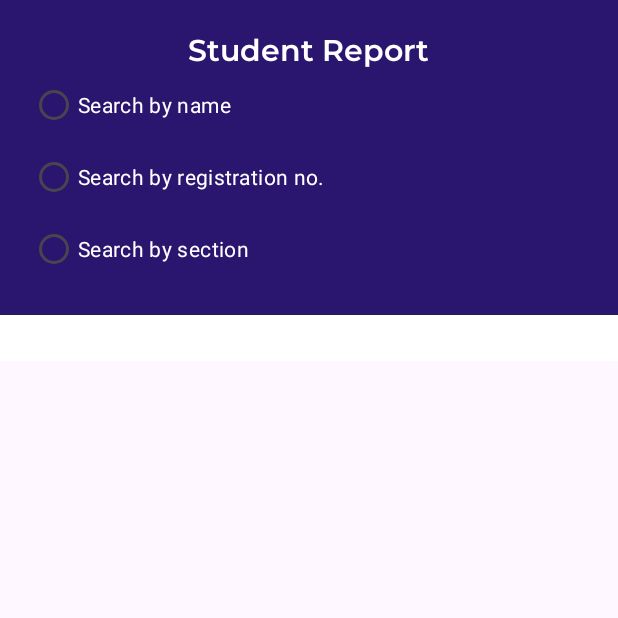
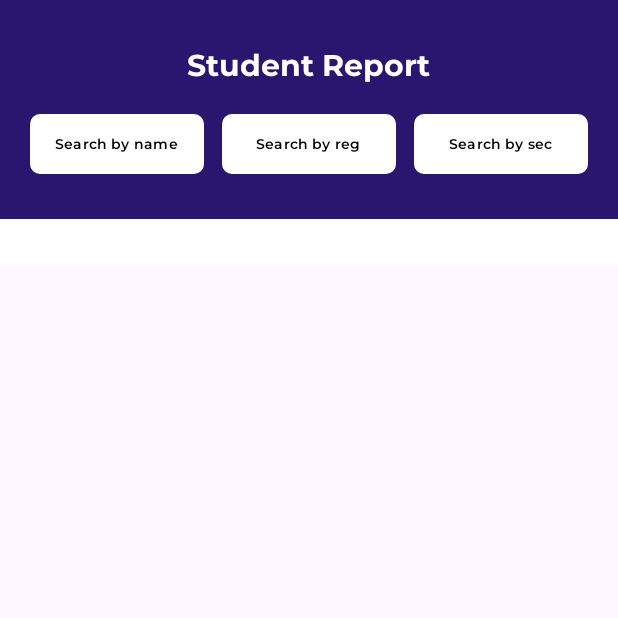
Before and after one commit to hafizhassanraza/CGS-Principal-2.0, an Android app: the ActivityStudentReports screen opened directly, with no data from a screen before it, on a phone screen of 412 x 824 dp, the top half of it. Run offline under Robolectric (Android 15) with nearby library versions, the light colour scheme and no system bars.

Commit message:
search student in the report section

```diff
--- a/app/src/main/java/com/enfotrix/cgs_principal/Adapters/AdapterStudentsList.kt
+++ b/app/src/main/java/com/enfotrix/cgs_principal/Adapters/AdapterStudentsList.kt
@@ -35,4 +35,12 @@ class AdapterStudentsList(private var studentList: List<StudentModel>): Recycler
         val name: TextView = itemView.findViewById(R.id.studentNames)
         val section: TextView = itemView.findViewById(R.id.section)
     }
+
+
+    fun updateList(newList: List<StudentModel>) {
+        studentList = newList
+        notifyDataSetChanged()
+    }
+
+
 }
--- a/app/src/main/java/com/enfotrix/cgs_principal/ui/ActivityStudentReports.kt
+++ b/app/src/main/java/com/enfotrix/cgs_principal/ui/ActivityStudentReports.kt
@@ -44,7 +44,7 @@ class ActivityStudentReports : AppCompatActivity() {
         binding=ActivityStudentReportsBinding.inflate(layoutInflater)
         setContentView(binding.root)
 
-        /////////initalize UI elements//////////
+        /////////initialize UI elements//////////
         init()
 
         ////////recycler view////////
@@ -76,6 +76,7 @@ class ActivityStudentReports : AppCompatActivity() {
 
         /////////setting the spinner//////////
         fetchAndInitializeSpinner()
+
     }
     fun init(){
         rbName = findViewById(R.id.rbName)
@@ -89,13 +90,61 @@ class ActivityStudentReports : AppCompatActivity() {
         sharedPrefManager= SharedPrefManager(mContext)
         studentsList= sharedPrefManager.getStudentList() as ArrayList<StudentModel>
 
+        svName.setOnQueryTextListener(object : SearchView.OnQueryTextListener {
+            override fun onQueryTextSubmit(query: String?): Boolean {
+                // Handle search submission for svName here (optional)
+                return false
+            }
+
+            override fun onQueryTextChange(newText: String?): Boolean {
+                filterStudentsByName(newText.orEmpty())
+                return true
+            }
+        })
+
+        // Set up the query listener for svRegistration
+        svRegistration.setOnQueryTextListener(object : SearchView.OnQueryTextListener {
+            override fun onQueryTextSubmit(query: String?): Boolean {
+                // Handle search submission for svRegistration here (optional)
+                return false
+            }
+
+            override fun onQueryTextChange(newText: String?): Boolean {
+                filterStudentsByRegistration(newText.orEmpty())
+                return true
+            }
+        })
     }
+
+    private fun filterStudentsByName(nameQuery: String) {
+        val filteredList = if (nameQuery.isBlank()) {
+            studentsList
+        } else {
+            studentsList.filter { student ->
+                student.FirstName.contains(nameQuery, ignoreCase = true)
+            }
+        }
+        studentsAdapter.updateList(filteredList)
+    }
+
+    private fun filterStudentsByRegistration(registrationQuery: String) {
+        val filteredList = if (registrationQuery.isBlank()) {
+            studentsList
+        } else {
+            studentsList.filter { student ->
+                student.RegNumber.contains(registrationQuery, ignoreCase = true)
+            }
+        }
+        studentsAdapter.updateList(filteredList)
+    }
+
     fun settingRV(){
         ///////////set the recycler view//////////////
         val recyclerView = binding.recyclerView
         recyclerView.layoutManager = LinearLayoutManager(mContext)
         studentsList.clear()
         studentsList= sharedPrefManager.getStudentList() as ArrayList<StudentModel>
+        studentsList.sortBy { it.RegNumber }
         studentsAdapter = AdapterStudentsList(studentsList)
         recyclerView.adapter = studentsAdapter
     }
@@ -138,7 +187,7 @@ class ActivityStudentReports : AppCompatActivity() {
     private fun getSection(classID:String) {
         lifecycleScope.launch {
             if (classID != null) {
-                Toast.makeText(mContext, ""+classID, Toast.LENGTH_SHORT).show()
+                //Toast.makeText(mContext, ""+classID, Toast.LENGTH_SHORT).show()
                 val sections = classViewModel.getSectionList(classID)
 
                 val distinct=sections.map { it.SectionName }
@@ -184,6 +233,7 @@ class ActivityStudentReports : AppCompatActivity() {
         // Update the data source with the new list
         studentsList.clear()
         studentsList.addAll(newStudentsList)
+        studentsList.sortBy { it.RegNumber }
 
         // Notify the adapter that the data has changed
         studentsAdapter.notifyDataSetChanged()
--- /dev/null
+++ b/app/src/main/res/drawable/radio_button_background.xml
@@ -0,0 +1,5 @@
+<?xml version="1.0" encoding="utf-8"?>
+<selector xmlns:android="http://schemas.android.com/apk/res/android">
+    <item android:drawable="@drawable/radio_button_selected_state" android:state_checked="true" />
+    <item android:drawable="@drawable/radio_button_regular" />
+</selector>
--- /dev/null
+++ b/app/src/main/res/drawable/radio_button_regular.xml
@@ -0,0 +1,9 @@
+<?xml version="1.0" encoding="utf-8"?>
+<shape xmlns:android="http://schemas.android.com/apk/res/android"
+    android:shape="rectangle">
+    <corners android:radius="6dp" />
+    <solid android:color="#fff" />
+    <stroke
+        android:width="1dp"
+        android:color="@color/white" />
+</shape>
--- /dev/null
+++ b/app/src/main/res/drawable/radio_button_selected_state.xml
@@ -0,0 +1,11 @@
+<?xml version="1.0" encoding="utf-8"?>
+<shape xmlns:android="http://schemas.android.com/apk/res/android"
+    android:shape="rectangle">
+    <corners
+        android:radius="6dp"
+        />
+    <solid android:color="@color/yellow" />
+    <stroke
+        android:width="1dp"
+        android:color="@color/skyBlue" />
+</shape>
--- a/app/src/main/res/layout/activity_student_reports.xml
+++ b/app/src/main/res/layout/activity_student_reports.xml
@@ -22,49 +22,85 @@
                 android:layout_height="wrap_content"
                 android:text="Student Report"
                 android:textColor="@color/white"
-                android:fontFamily="@font/montserrate_semi_bold"
+                android:layout_marginVertical="10dp"
+                android:fontFamily="@font/montserrat_bold"
                 android:textSize="20dp"
                 android:layout_gravity="center_horizontal" />
 
             <RadioGroup
                 android:layout_width="match_parent"
                 android:layout_height="wrap_content"
-                android:orientation="vertical">
+                android:orientation="horizontal">
 
                 <RadioButton
                     android:id="@+id/rbName"
-                    android:layout_width="wrap_content"
-                    android:layout_height="wrap_content"
+                    android:layout_width="0dp"
+                    android:layout_height="40dp"
+                    android:gravity="center"
+                    android:layout_weight="1"
                     android:text="Search by name"
-                    android:textColor="@color/white" />
+                    android:textSize="9dp"
+                    android:layout_marginRight="4dp"
+                    android:layout_marginVertical="10dp"
+                    android:padding="5dp"
+                    android:fontFamily="@font/montserrate_semi_bold"
+                    android:background="@drawable/radio_button_background"
+                    android:button="@color/white"
+                    android:textColor="@color/black"
+                    />
 
+                <RadioButton
+                    android:id="@+id/rbRegistration"
+                    android:layout_width="0dp"
+                    android:layout_height="40dp"
+                    android:gravity="center"
+                    android:layout_weight="1"
+                    android:text="Search by reg"
+                    android:textSize="9dp"
+                    android:padding="5dp"
+                    android:layout_marginVertical="10dp"
+                    android:layout_marginHorizontal="8dp"
+                    android:fontFamily="@font/montserrate_semi_bold"
+                    android:background="@drawable/radio_button_background"
+                    android:button="@color/white"
+                    android:textColor="@color/black"
+                    />
+
+                <RadioButton
+                    android:id="@+id/rbSection"
+                    android:layout_width="0dp"
+                    android:layout_height="40dp"
+                    android:gravity="center"
+                    android:layout_weight="1"
+                    android:text="Search by sec"
+                    android:textSize="9dp"
+                    android:padding="5dp"
+                    android:layout_marginLeft="4dp"
+                    android:layout_marginVertical="10dp"
+                    android:fontFamily="@font/montserrate_semi_bold"
+                    android:background="@drawable/radio_button_background"
+                    android:button="@color/white"
+                    android:textColor="@color/black"  />
+
+            </RadioGroup>
+            <LinearLayout
+                android:layout_width="match_parent"
+                android:layout_height="wrap_content"
+                android:orientation="vertical"
+                >
                 <SearchView
                     android:id="@+id/svName"
                     android:layout_width="match_parent"
                     android:layout_height="35dp"
-                    android:background="@color/green"
+                    android:background="@color/white"
                     android:visibility="gone" />
-
-                <RadioButton
-                    android:id="@+id/rbRegistration"
-                    android:layout_width="wrap_content"
-                    android:layout_height="wrap_content"
-                    android:text="Search by registration no."
-                    android:textColor="@color/white" />
-
                 <SearchView
                     android:id="@+id/svRegistration"
                     android:layout_width="match_parent"
                     android:layout_height="35dp"
+                    android:inputType="number"
                     android:background="@color/white"
                     android:visibility="gone" />
-
-                <RadioButton
-                    android:id="@+id/rbSection"
-                    android:layout_width="wrap_content"
-                    android:layout_height="wrap_content"
-                    android:text="Search by section"
-                    android:textColor="@color/white" />
 
                 <LinearLayout
                     android:id="@+id/spinnerClassLayout"
@@ -103,7 +139,8 @@
                         android:layout_height="match_parent"
                         android:paddingLeft="10dp" />
                 </LinearLayout>
-            </RadioGroup>
+            </LinearLayout>
+
         </LinearLayout>
         <LinearLayout
             android:layout_width="match_parent"
```
